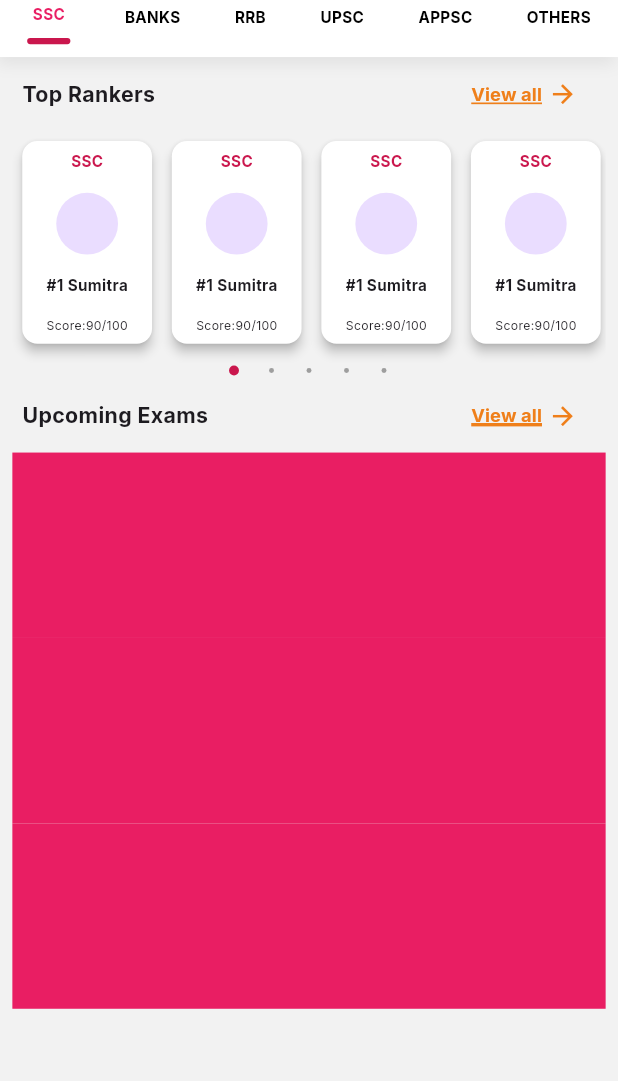
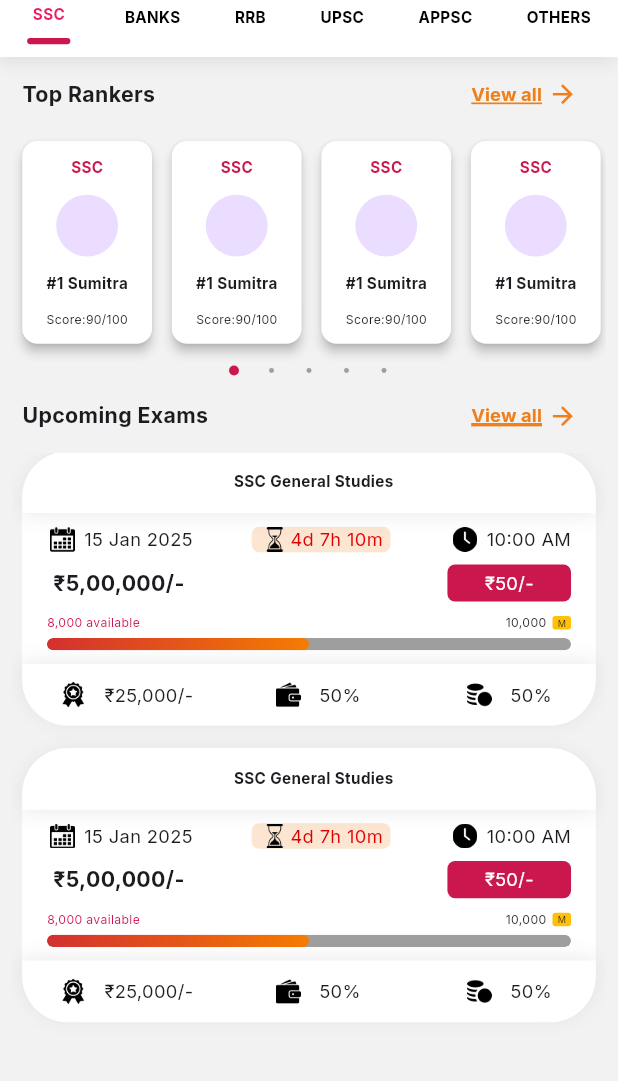
Before and after one commit to arun-kumar-bidila/demo-rankify, a Flutter app: the screen it shows after launch, on a phone screen of 412 x 824 dp, the part 116-1197 px from its top. Run offline on Flutter 3.47's test engine with Material 3 defaults, Android fonts, the phone set to English and light mode, and no system bars; drawn by our look-alikes of badges; our stand-ins replace another_carousel_pro, firebase_auth, firebase_core, flutter_keyboard_visibility, flutter_screenutil, google_fonts and 1 more; accounts and stored records are empty.

Commit message:
fix(homepage):done with layout

```diff
--- a/lib/features/dashboard/screens/examtabs/widgets/toprankers.dart
+++ b/lib/features/dashboard/screens/examtabs/widgets/toprankers.dart
@@ -79,23 +79,23 @@ class Toprankers extends StatelessWidget {
             child: AnotherCarousel(
               images: [
                 SizedBox(
-                  height: Screensize.height * 0.20,
+                  height: Screensize.height * 0.16,
                   child: _buildRankers(context),
                 ),
                 SizedBox(
-                  height: Screensize.height * 0.20,
+                  height: Screensize.height * 0.16,
                   child: _buildRankers(context),
                 ),
                 SizedBox(
-                  height: Screensize.height * 0.20,
+                  height: Screensize.height * 0.16,
                   child: _buildRankers(context),
                 ),
                 SizedBox(
-                  height: Screensize.height * 0.20,
+                  height: Screensize.height * 0.16,
                   child: _buildRankers(context),
                 ),
                 SizedBox(
-                  height: Screensize.height * 0.20,
+                  height: Screensize.height * 0.16,
                   child: _buildRankers(context),
                 ),
               ],
@@ -133,7 +133,7 @@ class Toprankers extends StatelessWidget {
                 width: Screensize.width * 0.21,
                 height: Screensize.height * 0.17,
                 child: Column(
-                  mainAxisAlignment: MainAxisAlignment.spaceAround,
+                  mainAxisAlignment: MainAxisAlignment.spaceEvenly,
                   // mainAxisAlignment: MainAxisAlignment.center,
                   crossAxisAlignment: CrossAxisAlignment.center,
                   children: [
--- a/lib/features/dashboard/screens/examtabs/widgets/upcomingexams.dart
+++ b/lib/features/dashboard/screens/examtabs/widgets/upcomingexams.dart
@@ -1,6 +1,9 @@
 import 'package:flutter/material.dart';
 import 'package:flutter_screenutil/flutter_screenutil.dart';
 import 'package:rankify/constants/colors.dart';
+import 'package:rankify/features/dashboard/widgets/bottomcontainer.dart';
+import 'package:rankify/features/dashboard/widgets/middlecontainer.dart';
+import 'package:rankify/features/dashboard/widgets/topcontainer.dart';
 import 'package:rankify/utils/screen_size.dart';
 
 class Upcomingexams extends StatefulWidget {
@@ -14,8 +17,6 @@ class _UpcomingexamsState extends State<Upcomingexams> {
   @override
   Widget build(BuildContext context) {
     return Container(
-      // height: Screensize.height*0.4,
-
       width: double.infinity,
       // color: Colors.blue,
       margin: EdgeInsets.only(
@@ -28,8 +29,6 @@ class _UpcomingexamsState extends State<Upcomingexams> {
             height: Screensize.height * 0.06,
             // color: Colors.pink,
             padding: EdgeInsets.only(
-                // top: Screensize.height * 0.01,
-                // bottom: Screensize.height * 0.01,
                 left: Screensize.width * (6 / 375),
                 right: Screensize.width * (6 / 375)),
             child: Row(
@@ -73,8 +72,6 @@ class _UpcomingexamsState extends State<Upcomingexams> {
               ],
             ),
           ),
-
-
           SizedBox(
             height: Screensize.height * 0.48,
             child: _buildExam(context),
@@ -86,16 +83,75 @@ class _UpcomingexamsState extends State<Upcomingexams> {
 
   Widget _buildExam(BuildContext context) {
     return ListView.builder(
-      itemCount: 3,
+      itemCount: 7,
       itemBuilder: (context, index) {
-        return Stack(
-          clipBehavior: Clip.none,
-          children: [
-            Container(
-              color: Colors.pink,
-              height: Screensize.height * 0.15,
-            )
-          ],
+        return Padding(
+          padding: EdgeInsets.only(
+            bottom: Screensize.height * 0.02,
+            left: Screensize.width * (6 / 375),
+            right: Screensize.width * (6 / 375),
+          ),
+          child: Stack(
+            clipBehavior: Clip.none,
+            children: [
+              //middle container
+              Container(
+                decoration: BoxDecoration(
+                    color: Colors.white,
+                    borderRadius: BorderRadius.circular(30)),
+                height: Screensize.height * 0.22,
+                child: Middlecontainer(),
+              ),
+
+              //top container
+              Positioned(
+                right: 0,
+                left: 0,
+                top: -(Screensize.height * 0.001),
+                child: Container(
+                  height: Screensize.height * 0.05,
+                  decoration: BoxDecoration(
+                    color: Colors.white,
+                    borderRadius: BorderRadius.only(
+                      topLeft: Radius.circular(30.r),
+                      topRight: Radius.circular(30.r),
+                    ),
+                    boxShadow: [
+                      BoxShadow(
+                          color: Colors.grey.withOpacity(0.2),
+                          blurRadius: 10,
+                          offset: Offset(0, 2))
+                    ],
+                  ),
+                  child: Topcontainer(),
+                ),
+              ),
+
+              //low container
+              Positioned(
+                bottom: -(Screensize.height * 0.001),
+                right: 0,
+                left: 0,
+                child: Container(
+                  height: Screensize.height * 0.05,
+                  decoration: BoxDecoration(
+                    color: Colors.white,
+                    borderRadius: BorderRadius.only(
+                      bottomLeft: Radius.circular(30.r),
+                      bottomRight: Radius.circular(30.r),
+                    ),
+                    boxShadow: [
+                      BoxShadow(
+                          color: Colors.grey.withOpacity(0.2),
+                          blurRadius: 10,
+                          offset: Offset(0, -2))
+                    ],
+                  ),
+                  child: Bottomcontainer(),
+                ),
+              ),
+            ],
+          ),
         );
       },
     );
--- /dev/null
+++ b/lib/features/dashboard/widgets/bottomcontainer.dart
@@ -0,0 +1,43 @@
+import 'package:flutter/material.dart';
+import 'package:flutter_screenutil/flutter_screenutil.dart';
+import 'package:rankify/utils/screen_size.dart';
+
+class Bottomcontainer extends StatelessWidget {
+  const Bottomcontainer({super.key});
+
+  @override
+  Widget build(BuildContext context) {
+    return Row(
+      mainAxisAlignment: MainAxisAlignment.spaceAround,
+      children: [
+        _buildBottomContainerItem("icons/premium-badge.png", "₹25,000/-"),
+        _buildBottomContainerItem("icons/wallet-filled-money-tool.png", "50%"),
+        _buildBottomContainerItem("icons/profit.png", "50%"),
+      ],
+    );
+  }
+
+  Widget _buildBottomContainerItem(String imagePath, String valueText) {
+    return Container(
+      width: Screensize.width * 0.3,
+      // color: Colors.amber,
+      child: Row(
+        mainAxisAlignment: MainAxisAlignment.center,
+        children: [
+          Image.asset(
+            imagePath,
+            width: Screensize.width * 0.1,
+            height: Screensize.height * 0.02,
+          ),
+          // SizedBox(
+          //   width: Screensize.width * 0.01,
+          // ),
+          Text(
+            valueText,
+            style: TextStyle(fontSize: 12.sp),
+          )
+        ],
+      ),
+    );
+  }
+}
--- /dev/null
+++ b/lib/features/dashboard/widgets/middlecontainer.dart
@@ -0,0 +1,209 @@
+import 'package:flutter/material.dart';
+import 'package:flutter_screenutil/flutter_screenutil.dart';
+import 'package:rankify/constants/colors.dart';
+import 'package:rankify/utils/screen_size.dart';
+
+class Middlecontainer extends StatefulWidget {
+  const Middlecontainer({super.key});
+
+  @override
+  State<Middlecontainer> createState() => _MiddlecontainerState();
+}
+
+class _MiddlecontainerState extends State<Middlecontainer> {
+  @override
+  Widget build(BuildContext context) {
+    return Container(
+      padding: EdgeInsets.only(
+        top: Screensize.height * 0.055,
+        bottom: Screensize.height * 0.055,
+        left: Screensize.width * 0.04,
+        right: Screensize.width * 0.04,
+      ),
+      child: Column(
+        mainAxisAlignment: MainAxisAlignment.spaceAround,
+        children: [
+          //first row
+          _firstRow(),
+
+          //second row
+          _secondRow(),
+
+          // _thirdRow()
+          _thirdRow(),
+        ],
+      ),
+    );
+  }
+
+  Widget _firstRow() {
+    return Row(
+      mainAxisAlignment: MainAxisAlignment.spaceBetween,
+      children: [
+        Container(
+          // color: Colors.amber,
+
+          child: Row(
+            mainAxisSize: MainAxisSize.min,
+            mainAxisAlignment: MainAxisAlignment.start,
+            children: [
+              Image.asset(
+                "icons/calendar.png",
+                width: Screensize.width * 0.05,
+                height: Screensize.height * 0.02,
+              ),
+              SizedBox(
+                width: Screensize.width * 0.01,
+              ),
+              Text(
+                "15 Jan 2025",
+                style: TextStyle(fontSize: 12.sp),
+              )
+            ],
+          ),
+        ),
+        Container(
+          padding: EdgeInsets.only(left: 5.r, right: 5.r),
+          decoration: BoxDecoration(
+              color: Color.fromRGBO(252, 229, 209, 1),
+              borderRadius: BorderRadius.circular(5.r)),
+          child: Row(
+            mainAxisAlignment: MainAxisAlignment.start,
+            mainAxisSize: MainAxisSize.min,
+            children: [
+              Image.asset(
+                "icons/hour-glass.png",
+                width: Screensize.width * 0.05,
+                height: Screensize.height * 0.02,
+              ),
+              Text(
+                "4d 7h 10m",
+                style: TextStyle(
+                    fontSize: 12.sp, color: Color.fromRGBO(224, 0, 0, 1)),
+              )
+            ],
+          ),
+        ),
+        Container(
+          decoration: BoxDecoration(
+              // color: Colors.amber,
+              ),
+          child: Row(
+            mainAxisAlignment: MainAxisAlignment.start,
+            mainAxisSize: MainAxisSize.min,
+            children: [
+              Image.asset(
+                "icons/time.png",
+                width: Screensize.width * 0.05,
+                height: Screensize.height * 0.02,
+              ),
+              SizedBox(
+                width: Screensize.width * 0.01,
+              ),
+              Text(
+                "10:00 AM",
+                style: TextStyle(fontSize: 12.sp),
+              )
+            ],
+          ),
+        ),
+      ],
+    );
+  }
+
+  Widget _secondRow() {
+    return Padding(
+      padding:  EdgeInsets.only(left: Screensize.width*0.01),
+      child: Row(
+        mainAxisAlignment: MainAxisAlignment.spaceBetween,
+        children: [
+          Text(
+            "₹5,00,000/-",
+            style: TextStyle(fontSize: 14.sp, fontWeight: FontWeight.bold),
+          ),
+          Container(
+            height: Screensize.height * 0.03,
+            width: Screensize.width * 0.2,
+            // padding: EdgeInsets.only(top:2.r,bottom: 2.r),
+            decoration: BoxDecoration(
+                color: GlobalColors.buttonColor,
+                borderRadius: BorderRadius.circular(5.r)),
+            child: Center(
+              child: Text(
+                "₹50/-",
+                style: TextStyle(color: Colors.white, fontSize: 12.sp),
+              ),
+            ),
+          )
+        ],
+      ),
+    );
+  }
+
+  Widget _thirdRow() {
+    return Column(
+      crossAxisAlignment: CrossAxisAlignment.start,
+      children: [
+        Row(
+          mainAxisAlignment: MainAxisAlignment.spaceBetween,
+          children: [
+            Text(
+              "8,000 available",style: TextStyle(fontSize: 8.sp,color: GlobalColors.buttonColor),
+            ),
+            Row(
+              children: [
+                Text(
+              "10,000",style: TextStyle(fontSize: 8.sp),
+            ),
+            SizedBox(width: Screensize.width*0.01,),
+            Container(
+              width: Screensize.width*0.03,
+              decoration: BoxDecoration(
+                color: Colors.amber,
+                borderRadius: BorderRadius.circular(2.r)
+              ),
+              child:Center(
+                child: Text(
+                "M",style: TextStyle(fontSize: 6.sp),
+                            ),
+              ),
+            ),
+
+              ],
+            )
+          ],
+
+        ),
+        SizedBox(height: Screensize.height*0.005,),
+        ClipRRect(
+          borderRadius: BorderRadius.circular(5.r),
+          child: Container(
+            height: Screensize.height*0.01,
+            width: double.infinity,
+            decoration: BoxDecoration(
+              color: Colors.grey,
+              borderRadius: BorderRadius.circular(5.r)
+            ),
+            child: Stack(
+              children: [
+                FractionallySizedBox(
+                  widthFactor: 5/10,
+                  child: Container(
+                    decoration: BoxDecoration(
+                      gradient:LinearGradient(colors: [Colors.red.shade700, Colors.orange.shade700],
+                      begin: Alignment.centerLeft,
+                      end: Alignment.centerRight) ,
+                      borderRadius: BorderRadius.circular(5.r)
+                    ),
+                  ),
+
+                )
+              ],
+            ),
+
+          ),
+        )
+      ],
+    );
+  }
+}
--- /dev/null
+++ b/lib/features/dashboard/widgets/topcontainer.dart
@@ -0,0 +1,28 @@
+import 'package:flutter/material.dart';
+import 'package:flutter_screenutil/flutter_screenutil.dart';
+import 'package:rankify/utils/screen_size.dart';
+
+class Topcontainer extends StatelessWidget {
+  const Topcontainer({super.key});
+
+  @override
+  Widget build(BuildContext context) {
+    return Row(
+      mainAxisAlignment: MainAxisAlignment.center,
+      children: [
+        // Image.asset(
+        //   "icons/open-book.png",
+        //   width: Screensize.width * 0.05,
+        //   height: Screensize.height * 0.2,
+        // ),
+        SizedBox(
+          width: Screensize.width * 0.015,
+        ),
+        Text(
+          "SSC General Studies",
+          style: TextStyle(fontSize: 10.sp, fontWeight: FontWeight.bold),
+        )
+      ],
+    );
+  }
+}
```
Also changed, not shown: icons/calendar.png (added), icons/hour-glass.png (added), icons/premium-badge.png (added), icons/profit.png (added), icons/time.png (added), icons/wallet-filled-money-tool.png (added).
